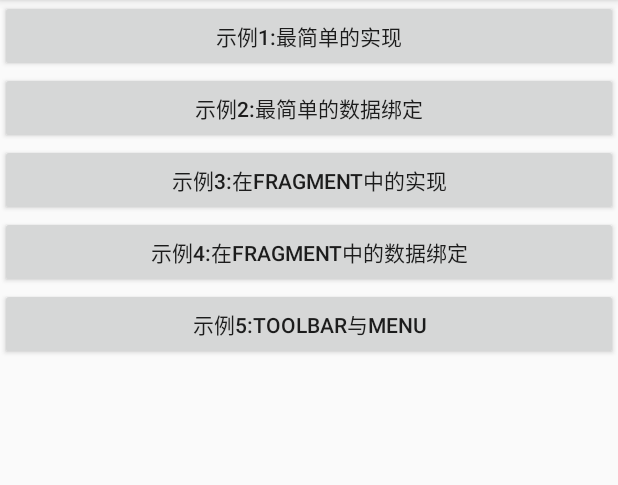
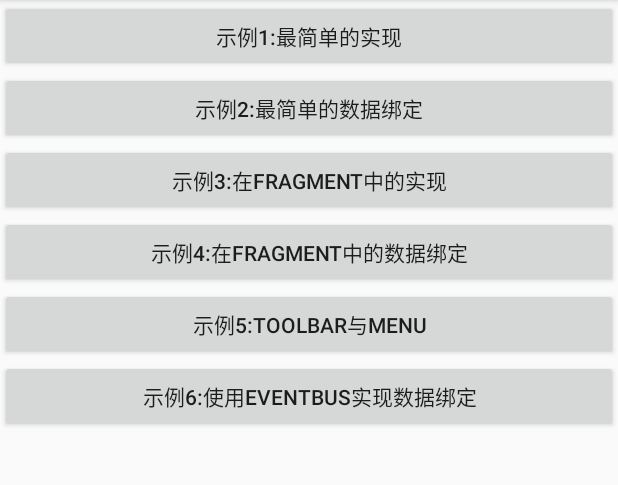
Before and after one commit to kymjs/TheMVP, an Android app: the screen it shows after launch (MainActivity), on a phone screen of 412 x 824 dp, the part 84-569 px from its top. Run offline under Robolectric (Android 15) with nearby library versions, the phone set to English and light mode, and no system bars.

Commit message:
使用EventBus实现数据绑定

```diff
--- a/demo/build.gradle
+++ b/demo/build.gradle
@@ -24,4 +24,5 @@ dependencies {
     testCompile 'junit:junit:4.12'
     compile project(':framework')
     compile 'com.android.support:appcompat-v7:23.1.0'
+    compile 'de.greenrobot:eventbus:2.4.0'
 }
--- a/demo/src/main/AndroidManifest.xml
+++ b/demo/src/main/AndroidManifest.xml
@@ -21,6 +21,7 @@
 		<activity android:name=".demo4.ShellActivity"/>
 		<activity android:name=".demo5.Demo5Activity"
 				  android:theme="@style/Theme.AppCompat.Light.NoActionBar"/>
+		<activity android:name=".demo6.Demo6Activity"/>
 	</application>
 
 </manifest>
--- a/demo/src/main/java/com/kymjs/frame/samples/demo5/Demo5Activity.java
+++ b/demo/src/main/java/com/kymjs/frame/samples/demo5/Demo5Activity.java
@@ -22,7 +22,7 @@ import com.kymjs.frame.presenter.ActivityPresenter;
 import com.kymjs.frame.samples.R;
 
 /**
- * 使用EvenBus解耦
+ * Toolbar与Menu
  *
  * @author kymjs (http://www.kymjs.com/) on 10/28/15.
  */
--- a/demo/src/main/res/layout/activity_main.xml
+++ b/demo/src/main/res/layout/activity_main.xml
@@ -30,5 +30,10 @@
 		android:layout_width="match_parent"
 		android:layout_height="wrap_content"
 		android:text="示例5:Toolbar与Menu"/>
+	<Button
+		android:id="@+id/button6"
+		android:layout_width="match_parent"
+		android:layout_height="wrap_content"
+		android:text="示例6:使用EventBus实现数据绑定"/>
 
 </LinearLayout>
```
Also changed, not shown: demo/src/main/java/com/kymjs/frame/samples/MainActivity.java (+9 -3 lines), demo/src/main/java/com/kymjs/frame/samples/demo6/Demo6Activity.java (added, +67 -0 lines), demo/src/main/java/com/kymjs/frame/samples/demo6/Demo6Data.java (added, +39 -0 lines), 1 other file.
